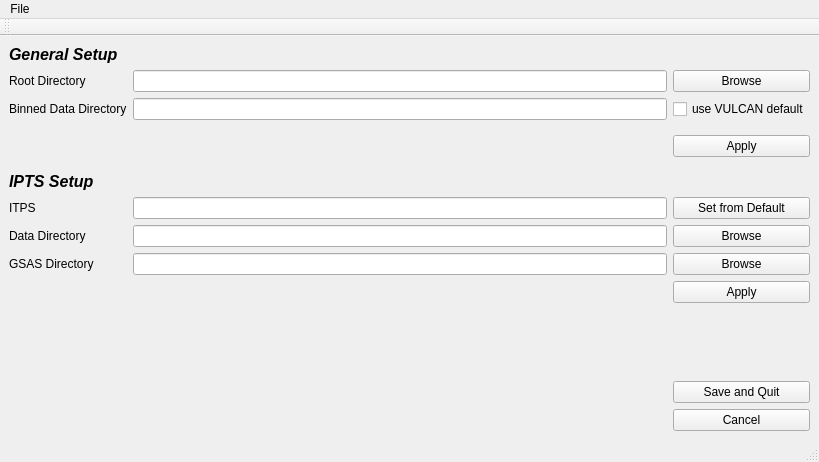
Above: src/interface/gui/ui_ConfigWindow.ui from neutrons/PyVDrive before the change. Below: the same form after it.
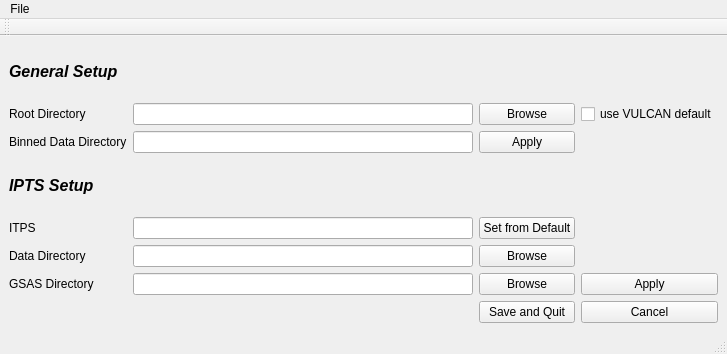
That is the form after the change.

Commit message: Refs #48. Modified the MTS log loading GUI.

```diff
--- a/src/interface/gui/ui_ConfigWindow.ui
+++ b/src/interface/gui/ui_ConfigWindow.ui
@@ -9,8 +9,8 @@
    <rect>
     <x>0</x>
     <y>0</y>
-    <width>819</width>
-    <height>462</height>
+    <width>727</width>
+    <height>354</height>
    </rect>
   </property>
   <property name="windowTitle">
@@ -18,112 +18,10 @@
   </property>
   <widget class="QWidget" name="centralwidget">
    <layout class="QGridLayout" name="gridLayout">
-    <item row="8" column="5">
-     <widget class="QPushButton" name="pushButton_browseIPTSDataDir">
-      <property name="text">
-       <string>Browse</string>
-      </property>
-     </widget>
-    </item>
-    <item row="2" column="2">
-     <widget class="QLineEdit" name="lineEdit_relativeBinned"/>
-    </item>
-    <item row="2" column="5">
-     <widget class="QCheckBox" name="checkBox_useDefaultBinDir">
-      <property name="text">
-       <string>use VULCAN default</string>
-      </property>
-     </widget>
-    </item>
-    <item row="0" column="0">
-     <widget class="QLabel" name="label_6">
-      <property name="font">
-       <font>
-        <pointsize>12</pointsize>
-        <weight>75</weight>
-        <italic>true</italic>
-        <bold>true</bold>
-       </font>
-      </property>
-      <property name="text">
-       <string>General Setup</string>
-      </property>
-     </widget>
-    </item>
-    <item row="11" column="5">
-     <widget class="QPushButton" name="pushButton_applyIPTS">
-      <property name="text">
-       <string>Apply</string>
-      </property>
-     </widget>
-    </item>
-    <item row="3" column="5">
-     <widget class="QPushButton" name="pushButton_global">
-      <property name="text">
-       <string>Apply</string>
-      </property>
-     </widget>
-    </item>
-    <item row="3" column="0">
-     <spacer name="verticalSpacer_2">
-      <property name="orientation">
-       <enum>Qt::Vertical</enum>
-      </property>
-      <property name="sizeType">
-       <enum>QSizePolicy::Preferred</enum>
-      </property>
-      <property name="sizeHint" stdset="0">
-       <size>
-        <width>20</width>
-        <height>40</height>
-       </size>
-      </property>
-     </spacer>
-    </item>
-    <item row="8" column="2">
-     <widget class="QLineEdit" name="lineEdit_iptsDataDir"/>
-    </item>
-    <item row="12" column="0">
-     <spacer name="verticalSpacer_3">
-      <property name="orientation">
-       <enum>Qt::Vertical</enum>
-      </property>
-      <property name="sizeHint" stdset="0">
-       <size>
-        <width>20</width>
-        <height>40</height>
-       </size>
-      </property>
-     </spacer>
-    </item>
-    <item row="16" column="5">
-     <widget class="QPushButton" name="pushButton_cancelQuit">
-      <property name="text">
-       <string>Cancel</string>
-      </property>
-     </widget>
-    </item>
-    <item row="9" column="5">
-     <widget class="QPushButton" name="pushButton_browseBinnedData">
-      <property name="text">
-       <string>Browse</string>
-      </property>
-     </widget>
-    </item>
-    <item row="1" column="5">
-     <widget class="QPushButton" name="pushButton_browseRootDir">
-      <property name="text">
-       <string>Browse</string>
-      </property>
-     </widget>
-    </item>
     <item row="1" column="2">
-     <widget class="QLineEdit" name="lineEdit_rootDir"/>
-    </item>
-    <item row="2" column="0">
-     <widget class="QLabel" name="label_5">
+     <widget class="QPushButton" name="pushButton_browseRootDir">
       <property name="text">
-       <string>Binned Data Directory</string>
+       <string>Browse</string>
       </property>
      </widget>
     </item>
@@ -134,78 +32,135 @@
       </property>
      </widget>
     </item>
+    <item row="4" column="0">
+     <widget class="QLabel" name="label_7">
+      <property name="font">
+       <font>
+        <pointsize>12</pointsize>
+        <weight>75</weight>
+        <italic>true</italic>
+        <bold>true</bold>
+       </font>
+      </property>
+      <property name="text">
+       <string>IPTS Setup</string>
+      </property>
+     </widget>
+    </item>
+    <item row="2" column="2">
+     <widget class="QPushButton" name="pushButton_global">
+      <property name="text">
+       <string>Apply</string>
+      </property>
+     </widget>
+    </item>
+    <item row="7" column="2">
+     <widget class="QPushButton" name="pushButton_browseBinnedData">
+      <property name="text">
+       <string>Browse</string>
+      </property>
+     </widget>
+    </item>
     <item row="7" column="0">
+     <widget class="QLabel" name="label_3">
+      <property name="text">
+       <string>GSAS Directory</string>
+      </property>
+     </widget>
+    </item>
+    <item row="5" column="1">
+     <widget class="QLineEdit" name="lineEdit_IPTS"/>
+    </item>
+    <item row="0" column="0">
+     <widget class="QLabel" name="label_6">
+      <property name="font">
+       <font>
+        <pointsize>12</pointsize>
+        <weight>75</weight>
+        <italic>true</italic>
+        <bold>true</bold>
+       </font>
+      </property>
+      <property name="text">
+       <string>General Setup</string>
+      </property>
+     </widget>
+    </item>
+    <item row="6" column="0">
+     <widget class="QLabel" name="label_2">
+      <property name="text">
+       <string>Data Directory</string>
+      </property>
+     </widget>
+    </item>
+    <item row="2" column="1">
+     <widget class="QLineEdit" name="lineEdit_relativeBinned"/>
+    </item>
+    <item row="5" column="0">
      <widget class="QLabel" name="label">
       <property name="text">
        <string>ITPS</string>
       </property>
      </widget>
     </item>
-    <item row="12" column="5">
-     <spacer name="verticalSpacer">
-      <property name="orientation">
-       <enum>Qt::Vertical</enum>
-      </property>
-      <property name="sizeType">
-       <enum>QSizePolicy::Preferred</enum>
-      </property>
-      <property name="sizeHint" stdset="0">
-       <size>
-        <width>20</width>
-        <height>40</height>
-       </size>
-      </property>
-     </spacer>
-    </item>
-    <item row="7" column="2">
-     <widget class="QLineEdit" name="lineEdit_IPTS"/>
-    </item>
-    <item row="7" column="5">
+    <item row="5" column="2">
      <widget class="QPushButton" name="pushButton_setIPTSfromDefault">
       <property name="text">
        <string>Set from Default</string>
       </property>
      </widget>
     </item>
-    <item row="9" column="0">
-     <widget class="QLabel" name="label_3">
+    <item row="1" column="3">
+     <widget class="QCheckBox" name="checkBox_useDefaultBinDir">
       <property name="text">
-       <string>GSAS Directory</string>
+       <string>use VULCAN default</string>
       </property>
      </widget>
     </item>
-    <item row="4" column="0">
-     <widget class="QLabel" name="label_7">
-      <property name="font">
-       <font>
-        <pointsize>12</pointsize>
-        <weight>75</weight>
-        <italic>true</italic>
-        <bold>true</bold>
-       </font>
+    <item row="2" column="0">
+     <widget class="QLabel" name="label_5">
+      <property name="text">
+       <string>Binned Data Directory</string>
       </property>
+     </widget>
+    </item>
+    <item row="7" column="3">
+     <widget class="QPushButton" name="pushButton_applyIPTS">
       <property name="text">
-       <string>IPTS Setup</string>
+       <string>Apply</string>
       </property>
      </widget>
     </item>
-    <item row="13" column="5">
+    <item row="1" column="1">
+     <widget class="QLineEdit" name="lineEdit_rootDir"/>
+    </item>
+    <item row="7" column="1">
+     <widget class="QLineEdit" name="lineEdit_iptsGssDir"/>
+    </item>
+    <item row="6" column="2">
+     <widget class="QPushButton" name="pushButton_browseIPTSDataDir">
+      <property name="text">
+       <string>Browse</string>
+      </property>
+     </widget>
+    </item>
+    <item row="6" column="1">
+     <widget class="QLineEdit" name="lineEdit_iptsDataDir"/>
+    </item>
+    <item row="8" column="3">
+     <widget class="QPushButton" name="pushButton_cancelQuit">
+      <property name="text">
+       <string>Cancel</string>
+      </property>
+     </widget>
+    </item>
+    <item row="8" column="2">
      <widget class="QPushButton" name="pushButton_saveQuit">
       <property name="text">
        <string>Save and Quit</string>
       </property>
      </widget>
     </item>
-    <item row="8" column="0">
-     <widget class="QLabel" name="label_2">
-      <property name="text">
-       <string>Data Directory</string>
-      </property>
-     </widget>
-    </item>
-    <item row="9" column="2">
-     <widget class="QLineEdit" name="lineEdit_iptsGssDir"/>
-    </item>
    </layout>
   </widget>
   <widget class="QMenuBar" name="menubar">
@@ -213,8 +168,8 @@
     <rect>
      <x>0</x>
      <y>0</y>
-     <width>819</width>
-     <height>25</height>
+     <width>727</width>
+     <height>22</height>
     </rect>
    </property>
    <widget class="QMenu" name="menuFile">
```
The commit also changes 3 other files.
